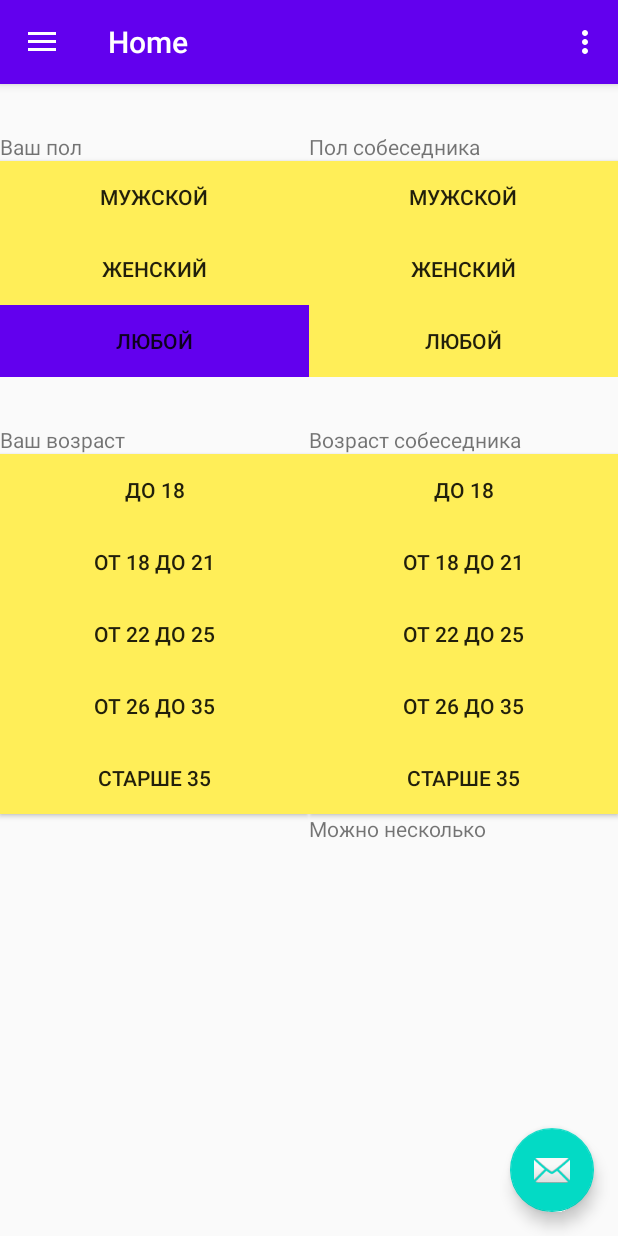
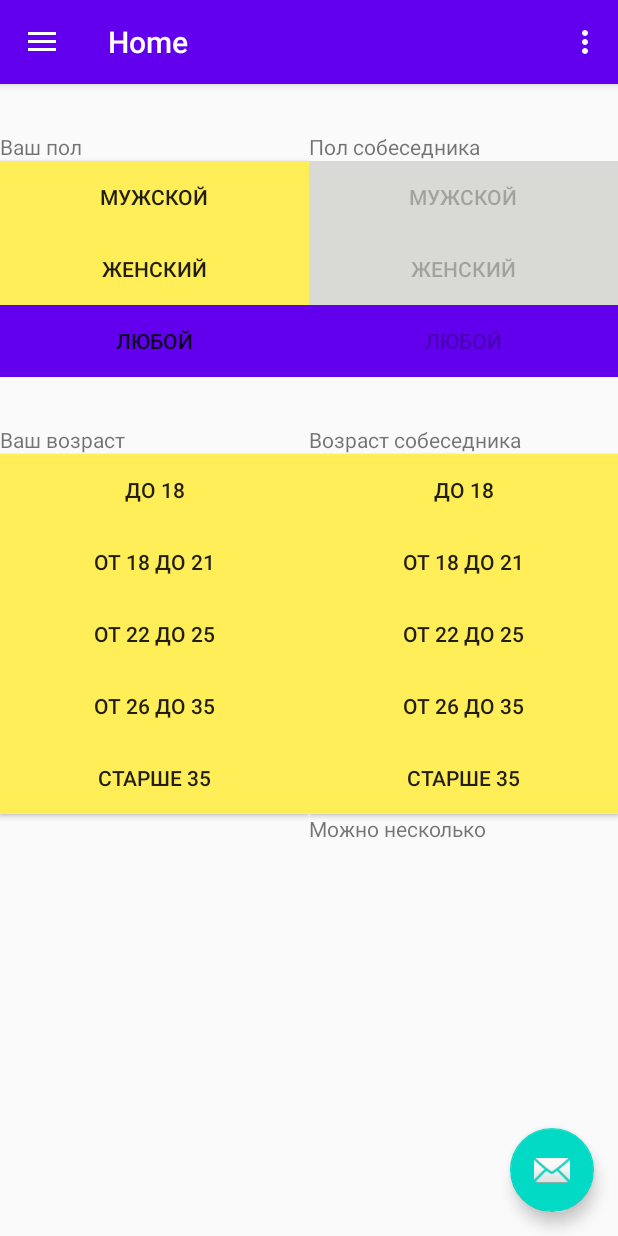
Before and after one commit to AntonButov/noFace, an Android app: the screen it shows after launch (MainActivity), after a tap on "ЛЮБОЙ", on a phone screen of 412 x 824 dp. Run offline under Robolectric (Android 15) with nearby library versions, the phone set to English and light mode, and no system bars; our stand-ins replace Dagger/Hilt's generated code, Firebase (no records; nobody signed in at launch, a user with empty details on screens opened directly), RxJava, navigation-ui; 2 other taps on this screen came first.

Commit message:
Кнопочки работают.

```diff
--- a/app/src/main/java/pro/butovanton/noface/ui/home/HomeFragment.kt
+++ b/app/src/main/java/pro/butovanton/noface/ui/home/HomeFragment.kt
@@ -19,6 +19,13 @@ import pro.butovanton.noface.viewmodels.MainViewModel
 
 class HomeFragment : Fragment() {
 
+    lateinit var bMan1 : Button
+    lateinit var bFeMale1 : Button
+    lateinit var bAnyGender1 : Button
+    lateinit var bMan2 : Button
+    lateinit var bFeMale2 : Button
+    lateinit var bAnyGender2 : Button
+
     private val model: MainViewModel by viewModels {
         (App).appcomponent.getMainViewModelFactory()
     }
@@ -29,29 +36,86 @@ class HomeFragment : Fragment() {
         savedInstanceState: Bundle?
     ): View? {
         val root = inflater.inflate(R.layout.fragment_home, container, false)
+        bMan1 = root.findViewById(R.id.man1)
+        bFeMale1 = root.findViewById(R.id.feMale1)
+        bAnyGender1 = root.findViewById(R.id.anyGender1)
+        bMan2 = root.findViewById(R.id.man2)
+        bFeMale2 = root.findViewById(R.id.feMale2)
+        bAnyGender2 = root.findViewById(R.id.anyGender2)
 
-        val bMan1 : Button = root.findViewById(R.id.man1)
-        val bFeMale1 : Button = root.findViewById(R.id.feMale1)
-        val bAnyGender1 : Button = root.findViewById(R.id.anyGender1)
         bMan1.setOnClickListener {
-            model.user1.age = 0
+            model.user1.gender = 0
             it.setBackgroundResource(R.color.colorPrimary)
             bFeMale1.setBackgroundResource(R.color.whiteGray)
             bAnyGender1.setBackgroundResource(R.color.whiteGray)
+            setEnabled(true)
         }
         bFeMale1.setOnClickListener {
-            model.user1.age = 1
+            model.user1.gender = 1
             bMan1.setBackgroundResource(R.color.whiteGray)
             it.setBackgroundResource(R.color.colorPrimary)
             bAnyGender1.setBackgroundResource(R.color.whiteGray)
+            setEnabled(true)
 
         }
         bAnyGender1.setOnClickListener {
-            model.user1.age = 2
+            model.user1.gender = 2
             bMan1.setBackgroundResource(R.color.whiteGray)
             bFeMale1.setBackgroundResource(R.color.whiteGray)
             it.setBackgroundResource(R.color.colorPrimary)
+
+            bAnyGender2.performClick()
+            setEnabled(false)
+            bMan2.setBackgroundResource(R.color.gray)
+            bFeMale2.setBackgroundResource(R.color.gray)
+            bAnyGender2.setBackgroundResource(R.color.colorPrimary)
         }
+
+        bMan2.setOnClickListener {
+            model.user2.gender = 0
+            it.setBackgroundResource(R.color.colorPrimary)
+            bFeMale2.setBackgroundResource(R.color.whiteGray)
+            bAnyGender2.setBackgroundResource(R.color.whiteGray)
+        }
+        bFeMale2.setOnClickListener {
+            model.user2.gender = 1
+            bMan2.setBackgroundResource(R.color.whiteGray)
+            it.setBackgroundResource(R.color.colorPrimary)
+            bAnyGender2.setBackgroundResource(R.color.whiteGray)
+
+        }
+        bAnyGender2.setOnClickListener {
+            model.user2.gender = 2
+            bMan2.setBackgroundResource(R.color.whiteGray)
+            bFeMale2.setBackgroundResource(R.color.whiteGray)
+            bAnyGender2.setBackgroundResource(R.color.colorPrimary)
+        }
+        performClickGender1()
+        performClickGender2()
       return root
     }
+
+    fun setEnabled(enab : Boolean) {
+        bMan2.isEnabled = enab
+        bFeMale2.isEnabled = enab
+        bAnyGender2.isEnabled = enab
+        performClickGender2()
+    }
+
+    fun performClickGender1() {
+        when (model.user1.gender) {
+            0 -> bMan1.performClick()
+            1 -> bFeMale1.performClick()
+            2 -> bAnyGender1.performClick()
+        }
+    }
+
+    fun performClickGender2() {
+        when (model.user2.gender) {
+            0 -> bMan2.performClick()
+            1 -> bFeMale2.performClick()
+            2 -> bAnyGender2.performClick()
+        }
+    }
+
 }
--- a/app/src/main/java/pro/butovanton/noface/viewmodels/MainViewModel.kt
+++ b/app/src/main/java/pro/butovanton/noface/viewmodels/MainViewModel.kt
@@ -7,6 +7,7 @@ import pro.butovanton.noface.Repo
 class MainViewModel(val repo : Repo) : ViewModel() {
 
     var user1 = User()
+    var user2 = User()
 
 
 }
--- a/app/src/main/res/layout/fragment_home.xml
+++ b/app/src/main/res/layout/fragment_home.xml
@@ -145,21 +145,19 @@
                 android:id="@+id/man1"
                 android:layout_width="match_parent"
                 android:layout_height="wrap_content"
-                android:background="@color/whiteGray"
+
                 android:text="Мужской" />
 
             <Button
                 android:id="@+id/feMale1"
                 android:layout_width="match_parent"
                 android:layout_height="wrap_content"
-                android:background="@color/whiteGray"
                 android:text="Женский" />
 
             <Button
                 android:id="@+id/anyGender1"
                 android:layout_width="match_parent"
                 android:layout_height="wrap_content"
-                android:background="@color/whiteGray"
                 android:text="Любой" />
         </LinearLayout>
 
@@ -180,21 +178,18 @@
                 android:id="@+id/man2"
                 android:layout_width="match_parent"
                 android:layout_height="wrap_content"
-                android:background="@color/whiteGray"
                 android:text="Мужской" />
 
             <Button
                 android:id="@+id/feMale2"
                 android:layout_width="match_parent"
                 android:layout_height="wrap_content"
-                android:background="@color/whiteGray"
                 android:text="Женский" />
 
             <Button
                 android:id="@+id/anyGender2"
                 android:layout_width="match_parent"
                 android:layout_height="wrap_content"
-                android:background="@color/whiteGray"
                 android:text="Любой" />
         </LinearLayout>
     </LinearLayout>
--- a/app/src/main/res/values/colors.xml
+++ b/app/src/main/res/values/colors.xml
@@ -4,4 +4,5 @@
     <color name="colorPrimaryDark">#3700B3</color>
     <color name="colorAccent">#03DAC5</color>
     <color name="whiteGray">#FFEE58</color>
+    <color name="gray">#D9DAD5</color>
 </resources>
```
